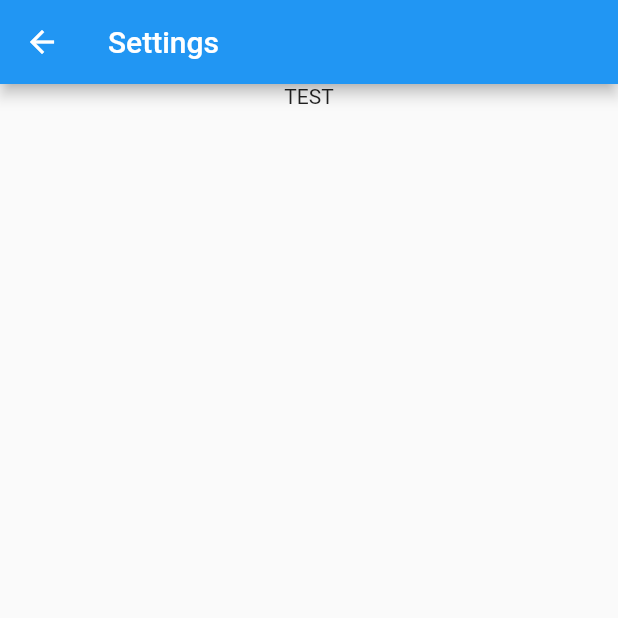
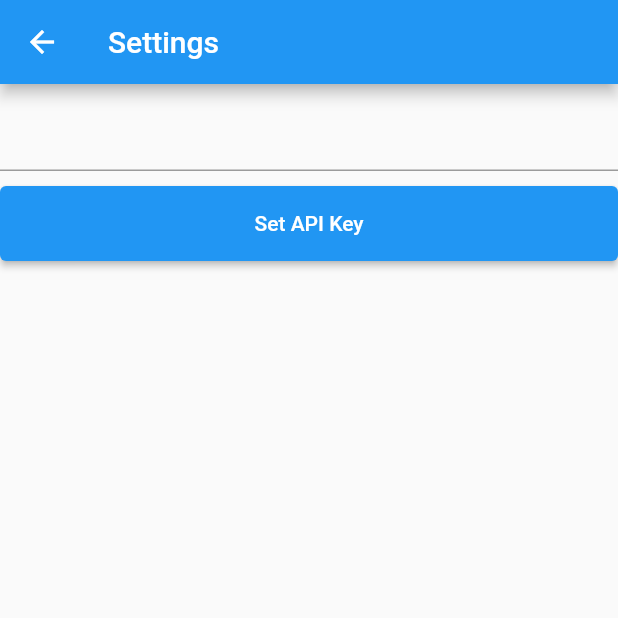
Before and after one commit to LachlanBWWright/Flutter_Timetable, a Flutter app: the SettingsScreen screen opened directly, on a phone screen of 412 x 824 dp, the top half of it. Run offline on Flutter 3.47's test engine with Material 2 defaults, Android fonts, the phone set to English and light mode, and no system bars; statements that could not run were skipped.

Commit message:
Added btn

```diff
--- a/lib/settings.dart
+++ b/lib/settings.dart
@@ -1,3 +1,5 @@
+// ignore_for_file: prefer_const_literals_to_create_immutables
+
 import 'package:flutter/material.dart';
 
 class SettingsScreen extends StatefulWidget {
@@ -8,10 +10,36 @@ class SettingsScreen extends StatefulWidget {
 }
 
 class _SettingsScreenState extends State<SettingsScreen> {
+  final keyController = TextEditingController();
+
+  @override
+  void dispose() {
+    //This is akin to ReactJS' componentWillUnmount()
+    keyController.dispose();
+    super.dispose(); //Calls parent's dispose function
+  }
+
   @override
   Widget build(BuildContext context) {
     return Scaffold(
         appBar: AppBar(title: const Text('Settings')),
-        body: const Align(alignment: Alignment.topCenter, child: Text('TEST')));
+        body: Align(
+            alignment: Alignment.topCenter,
+            child: Column(
+              children: [
+                const SizedBox(height: 10),
+                TextField(
+                  controller: keyController,
+                  style:
+                ),
+                const SizedBox(height: 10),
+                ElevatedButton(
+                  onPressed: () {},
+                  style: ElevatedButton.styleFrom(
+                      minimumSize: const Size.fromHeight(50)),
+                  child: const Text('Set API Key'),
+                ),
+              ],
+            )));
   }
 }
```
